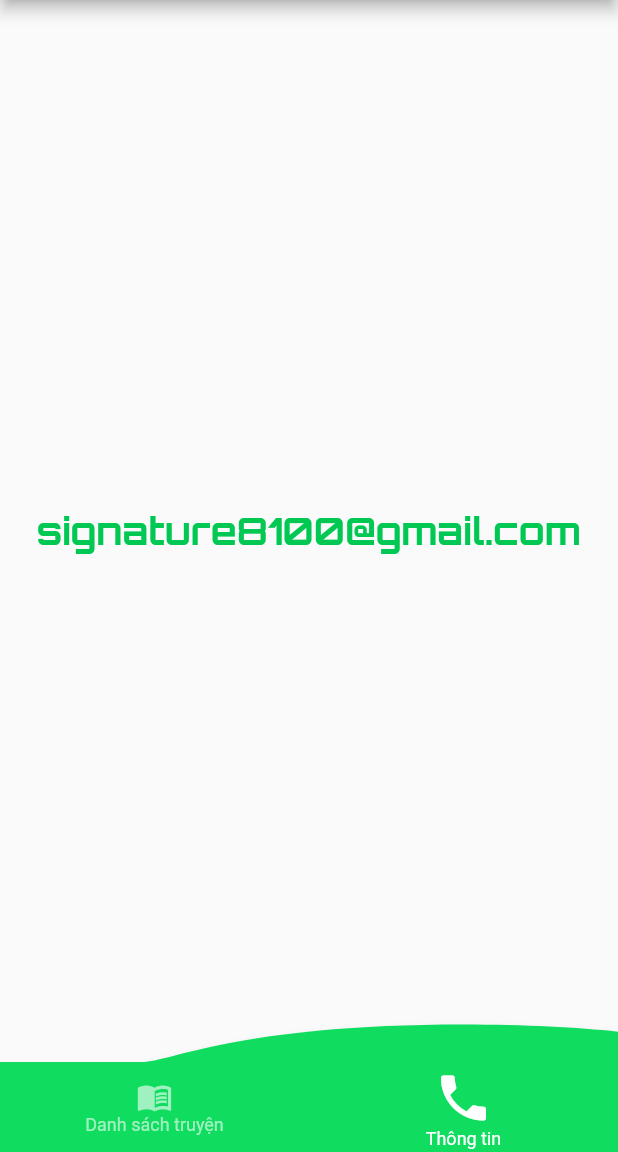
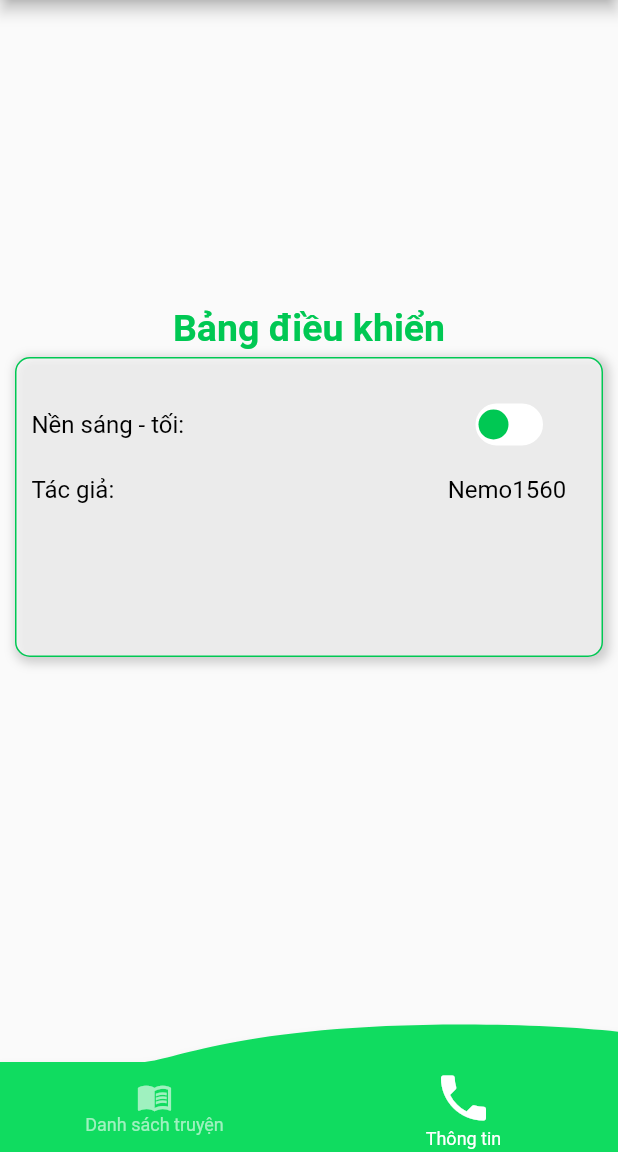
Before and after one commit to nemo1560/kinhvanhoa, a Flutter app: the screen it shows after launch, item 2 of the bottom bar chosen, on a phone screen of 412 x 824 dp, the part 84-1236 px from its top. Run offline on Flutter 3.47's test engine with Material 2 defaults, Android fonts, the phone set to English and light mode, and no system bars; drawn by our look-alikes of convex_bottom_bar, getwidget; our stand-ins replace extended_image, flutter_easyloading, get, get_storage, google_fonts, permission_handler; missing offline and left inert: flutter_pdfview, scroll_loop_auto_scroll.

Commit message:
update darkmode

```diff
--- a/lib/application.dart
+++ b/lib/application.dart
@@ -10,6 +10,9 @@ class Application extends StatelessWidget{
   @override
   Widget build(BuildContext context) {
     return GetMaterialApp(
+      theme: ThemeData(primarySwatch: Colors.blue),
+      darkTheme: ThemeData.dark().copyWith(primaryColor: Colors.red),
+      themeMode: ThemeMode.light,
       builder: EasyLoading.init(),
       debugShowCheckedModeBanner: false,
       initialRoute: RouteName.welcome,
--- /dev/null
+++ b/lib/components/SwitchButton.dart
@@ -0,0 +1,103 @@
+import 'package:flutter/cupertino.dart';
+import 'package:flutter/material.dart';
+
+class SwitchButton extends StatefulWidget {
+  final bool value;
+  final Color color;
+  final Color colorClick;
+  final bool isBorder;
+  final ValueChanged<bool> onChanged;
+  final String textA;
+  final String textB;
+
+  const SwitchButton({Key? key, required this.value,
+    this.color = Colors.white, this.isBorder = false, this.colorClick = Colors.blue,
+    required this.onChanged, this.textA = '', this.textB = ''}) : super(key: key);
+
+  @override
+  SwitchButtonState createState() => SwitchButtonState();
+}
+
+class SwitchButtonState extends State<SwitchButton>
+    with SingleTickerProviderStateMixin {
+  late Animation _circleAnimation;
+  late AnimationController _animationController;
+
+
+  @override
+  void initState() {
+    super.initState();
+    _animationController =
+        AnimationController(vsync: this, duration: Duration(milliseconds: 60));
+    _circleAnimation = AlignmentTween(
+            begin: widget.value ? Alignment.centerRight : Alignment.centerLeft,
+            end: widget.value ? Alignment.centerLeft : Alignment.centerRight)
+        .animate(CurvedAnimation(
+            parent: _animationController, curve: Curves.linear));
+  }
+
+  @override
+  Widget build(BuildContext context) {
+    return AnimatedBuilder(
+      animation: _animationController,
+      builder: (context, child) {
+        return GestureDetector(
+          onTap: () {
+            if (_animationController.isCompleted) {
+              _animationController.reverse();
+            } else {
+              _animationController.forward();
+            }
+            widget.value == false
+                ? widget.onChanged(true)
+                : widget.onChanged(false);
+          },
+          child: Stack(
+            children: [
+            Container(
+            width: 45.0,
+            height: 28.0,
+            decoration: BoxDecoration(
+              borderRadius: BorderRadius.circular(24.0),
+              border: Border.all(color: widget.color, width: widget.isBorder ? 1 : 0),
+              color: _circleAnimation.value == Alignment.centerLeft
+                  ? Colors.black // true
+                  : Colors.white //false,
+            ),child: Row(children: [
+              Expanded(child: Center(child: Text(widget.textA,style: TextStyle(color: Colors.white),),)),
+              Expanded(child: Center(child: Text(widget.textB,style: TextStyle(color: Colors.white),),)),
+            ],),),
+              Container(
+                width: 45.0,
+                height: 28.0,
+                decoration: BoxDecoration(
+                  borderRadius: BorderRadius.circular(24.0),
+                  color: Colors.transparent,
+                ),
+                child: Padding(
+                  padding: const EdgeInsets.only(
+                      top: 2.0, bottom: 2.0, right: 2.0, left: 2.0),
+                  child: Container(
+                    alignment: widget.value
+                        ? ((Directionality.of(context) == TextDirection.rtl)
+                        ? Alignment.centerRight
+                        : Alignment.centerLeft)
+                        : ((Directionality.of(context) == TextDirection.rtl)
+                        ? Alignment.centerLeft
+                        : Alignment.centerRight),
+                    child: Container(
+                      width: 20.0,
+                      height: 20.0,
+                      decoration: BoxDecoration(
+                          shape: BoxShape.circle, color: widget.colorClick),
+                    ),
+                  ),
+                ),
+              ),
+            ],
+          )
+        );
+      },
+    );
+  }
+}
--- /dev/null
+++ b/lib/components/theme_component.dart
@@ -0,0 +1,12 @@
+import 'package:book/components/SwitchButton.dart';
+import 'package:flutter/cupertino.dart';
+import 'package:flutter/material.dart';
+
+class ThemeComponent{
+  static Widget buttonSwitch({required bool selectValue,required Function(bool) functionSelect}){
+    return Container(
+      constraints: BoxConstraints(maxWidth: 50, minHeight: 10),
+      child: SwitchButton(value: selectValue, onChanged:functionSelect,isBorder: true,colorClick: Colors.greenAccent.shade700,),
+    );
+  }
+}
--- a/lib/core/base_controller.dart
+++ b/lib/core/base_controller.dart
@@ -1,4 +1,5 @@
 import 'package:book/core/route_name.dart';
+import 'package:book/core/uitility.dart';
 import 'package:flutter/material.dart';
 import 'package:flutter_easyloading/flutter_easyloading.dart';
 import 'package:get/get.dart';
@@ -14,9 +15,7 @@ class BaseController extends GetxController{
     Icons.history,
     Icons.info,
   ];
-
   RxDouble heightWidgetSearch = 0.0.obs;
-
   FocusNode focusNode = FocusNode();
 
   @override
@@ -182,4 +181,14 @@ class BaseController extends GetxController{
   void toastAlert({required String content}){
     GFToast.showToast(content, Get.context!,toastBorderRadius: 10.0,toastPosition: GFToastPosition.BOTTOM);
   }
+
+  void setLightTheme(){
+    if(Utility.isLightTheme.value){
+      Get.changeTheme(ThemeData.dark());
+      Utility.isLightTheme.value = false;
+    }else{
+      Get.changeTheme(ThemeData.light());
+      Utility.isLightTheme.value = true;
+    }
+  }
 }
--- a/lib/core/uitility.dart
+++ b/lib/core/uitility.dart
@@ -1,25 +1,8 @@
 import 'package:flutter/material.dart';
+import 'package:get/get.dart';
 
 class Utility{
   static late Size size;
   static String urlImage = 'https://isach.info/images/story/cover/kinh_van_hoa_';
-
-  static ThemeData darkTheme = ThemeData(
-      accentColor: Colors.red,
-      brightness: Brightness.dark,
-      primaryColor: Colors.amber,
-      buttonTheme: ButtonThemeData(
-        buttonColor: Colors.amber,
-        disabledColor: Colors.grey,
-      ));
-
-  static ThemeData lightTheme = ThemeData(
-      accentColor: Colors.pink,
-      brightness: Brightness.light,
-      primaryColor: Colors.blue,
-      buttonTheme: ButtonThemeData(
-        buttonColor: Colors.blue,
-        disabledColor: Colors.grey,
-      ));
-
+  static RxBool isLightTheme = true.obs;
 }
--- a/lib/views/home/home.pages/home.info.dart
+++ b/lib/views/home/home.pages/home.info.dart
@@ -5,14 +5,82 @@ import 'package:flutter/material.dart';
 import 'package:flutter/src/widgets/framework.dart';
 import 'package:get/get.dart';
 
-class HomeInfo extends GetView<HomeController>{
+import '../../../components/theme_component.dart';
+
+class HomeInfo extends GetView<HomeController> {
   @override
   Widget build(BuildContext context) {
-    return Container(
-      width: Utility.size.width,
-      height: Utility.size.height,
-      child: Center(child: Text('signature8100@gmail.com',style: controller.customStyle(fontSize: 25, color: Colors.greenAccent.shade700,bold: 1),),),
-    );
+    return Obx(() => Stack(
+          children: [
+            Align(
+              alignment: Alignment.center,
+              child: Container(
+                constraints: BoxConstraints(maxHeight: 300),
+                child: Column(
+                  children: [
+                    Text('Bảng điều khiển',style: controller.defaultStyle(
+                      fontSize: 25, color: Colors.greenAccent.shade700,bold: 1)),
+                    Container(
+                      margin: EdgeInsets.fromLTRB(10, 5, 10, 30),
+                      constraints: BoxConstraints(maxHeight: 200),
+                      padding: EdgeInsets.all(10),
+                      decoration: BoxDecoration(
+                        color: Utility.isLightTheme.value ? Colors.white60 : Colors.white38,
+                        border: Border.all(
+                            color: Colors.greenAccent.shade700,
+                            width: 1,
+                            style: BorderStyle.solid),
+                        borderRadius: BorderRadius.all(Radius.circular(10)),
+                        boxShadow: [
+                          BoxShadow(
+                            color: Colors.grey.withOpacity(0.5),
+                            spreadRadius: Utility.isLightTheme.value ? 2 : 0,
+                            blurRadius: 5,
+                            offset: Offset(2, 2), // changes position of shadow
+                          ),
+                        ],
+                      ),
+                      child: Column(
+                        mainAxisAlignment: MainAxisAlignment.start,
+                        children: [
+                          SizedBox(height: 20,),
+                          Row(
+                            children: [
+                              Expanded(
+                                flex: 4,
+                                child: Text(
+                                  'Nền sáng - tối:',
+                                  style: controller.defaultStyle(
+                                      fontSize: 16, color: Utility.isLightTheme.value ? Colors.black : Colors.white),
+                                ),
+                              ),
+                              Expanded(
+                                flex: 1,
+                                child: ThemeComponent.buttonSwitch(
+                                    selectValue: Utility.isLightTheme.value,
+                                    functionSelect: (bool) {
+                                      controller.setLightTheme();
+                                    }),
+                              )
+                            ],
+                          ),
+                          SizedBox(height: 20,),
+                          Row(children: [
+                            Expanded(flex: 3,child: Text('Tác giả:',style: controller.defaultStyle(
+                                fontSize: 16, color: Utility.isLightTheme.value ? Colors.black : Colors.white),),),
+                            Expanded(flex: 1,child: Text('Nemo1560',style: controller.defaultStyle(
+                                fontSize: 16, color: Utility.isLightTheme.value ? Colors.black : Colors.white),),),
+                          ],),
+                          SizedBox(height: 20,),
+
+                        ],
+                      ),
+                    )
+                  ],
+                ),
+              ),
+            )
+          ],
+        ));
   }
-
 }
--- a/lib/views/home/home.pages/home.list.dart
+++ b/lib/views/home/home.pages/home.list.dart
@@ -55,11 +55,11 @@ class HomeList extends GetView<HomeController> {
                 width: Utility.size.width,
                 padding: EdgeInsets.all(5),
                 decoration: BoxDecoration(
-                    color: Colors.yellow.shade100,
+                    color: Utility.isLightTheme.value ? Colors.yellow.shade100 : Colors.indigo.shade50,
                     boxShadow: <BoxShadow>[
                       BoxShadow(
                           color: Colors.grey.shade400,
-                          blurRadius: 5.0,
+                          blurRadius: Utility.isLightTheme.value ? 5.0 : 0,
                           offset: Offset(1.0, 1.5))
                     ],
                     borderRadius: BorderRadius.all(Radius.circular(10))),
--- a/lib/views/info/info.dart
+++ b/lib/views/info/info.dart
@@ -42,7 +42,7 @@ class Info extends GetView<InfoController> {
               ),
             ],
           ),
-          body: body(context),
+          body: Obx(() => body(context)),
         ),
         onWillPop: controller.backPressed);
   }
@@ -89,11 +89,11 @@ class Info extends GetView<InfoController> {
                       margin: EdgeInsets.all(5),
                       padding: EdgeInsets.all(10),
                       decoration: BoxDecoration(
-                          color: Colors.yellow.shade100,
+                          color: Utility.isLightTheme.value ? Colors.yellow.shade100 : Colors.indigo.shade50,
                           boxShadow: <BoxShadow>[
                             BoxShadow(
                                 color: Colors.grey.shade400,
-                                blurRadius: 5.0,
+                                blurRadius: Utility.isLightTheme.value ? 5.0 : 0,
                                 offset: Offset(1.0, 1.5))
                           ],
                           borderRadius: BorderRadius.all(
@@ -105,7 +105,7 @@ class Info extends GetView<InfoController> {
                         child: Text(
                           StringName.infoBook,
                           softWrap: true,
-                          style: controller.defaultStyle(color: Colors.grey),
+                          style: controller.defaultStyle(color: Utility.isLightTheme.value ? Colors.grey : Colors.black),
                         ),
                         scrollDirection: Axis.vertical,
                         reverseScroll: false,
--- a/lib/views/read/read.dart
+++ b/lib/views/read/read.dart
@@ -67,12 +67,12 @@ class Read extends GetWidget<ReadController> {
             child: Obx(() => PDFView(
               filePath: controller.book.path,
               enableSwipe: true,
-              swipeHorizontal: true,
+              swipeHorizontal: false,
               autoSpacing: false,
               pageFling: true,
               pageSnap: true,
               fitEachPage: true,
-              nightMode: controller.darkMode.value,
+              nightMode: Utility.isLightTheme.value ? false : true,
               defaultPage: controller.page.value,
               fitPolicy: FitPolicy.BOTH,
               preventLinkNavigation: false,
@@ -135,7 +135,7 @@ class Read extends GetWidget<ReadController> {
                           child: InkWell(child: Text(
                             '${controller.showPage.value}/${controller.showTotalPage.value}',
                             style: controller.customStyle(
-                                fontSize: 15, color: Colors.white),
+                                fontSize: 20, color: Colors.white),
                           ),onTap: (){
                             controller.toPage();
                           }),),
@@ -143,9 +143,9 @@ class Read extends GetWidget<ReadController> {
                   ),
                   Align(
                     alignment: Alignment.centerRight,
-                    child: Container(width: 40,height: 40, padding: EdgeInsets.only(right: 25),child: InkWell(
+                    child: Visibility(child: Container(width: 40,height: 40, padding: EdgeInsets.only(right: 25),child: InkWell(
                       child: Obx(() => Icon(
-                        controller.darkMode.value ? Icons.dark_mode : Icons.light_mode,
+                        controller.darkMode.value ? Icons.light_mode : Icons.dark_mode,
                         size: 20,
                         color: Colors.white,
                       )),
@@ -155,8 +155,8 @@ class Read extends GetWidget<ReadController> {
                         }
                         controller.setDarkMode();
                       },
-                    ),)
-                  )
+                    ),),visible: false,
+                  ))
                 ],
               ))
         ],
--- a/lib/views/welcome/welcome.dart
+++ b/lib/views/welcome/welcome.dart
@@ -35,7 +35,7 @@ class Welcome extends GetView<WelcomeController> {
                   fontSize: GFSize.LARGE, color: GFColors.FOCUS, bold: 1),
             ),
           ),
-          Padding(padding: EdgeInsets.only(right: 20),child: Align(
+          Padding(padding: EdgeInsets.only(right: 20,bottom: 20),child: Align(
             alignment: Alignment.bottomRight,
             child: Text(StringName.developInfo,style: controller.customStyle(fontSize: 14, color: Colors.black),),
           ),)
```
